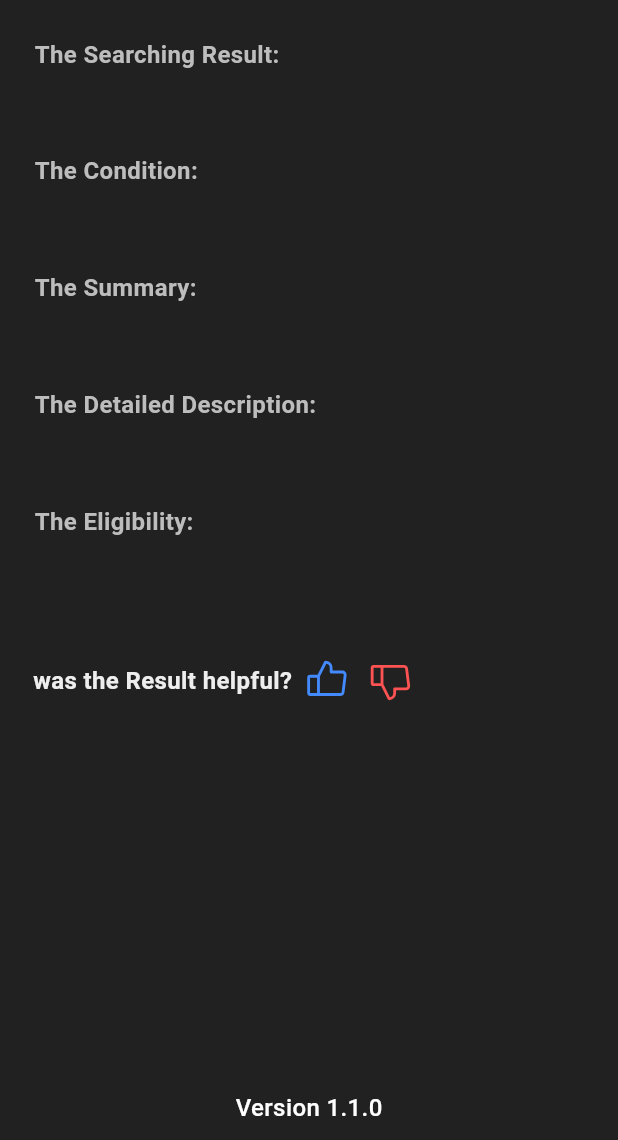
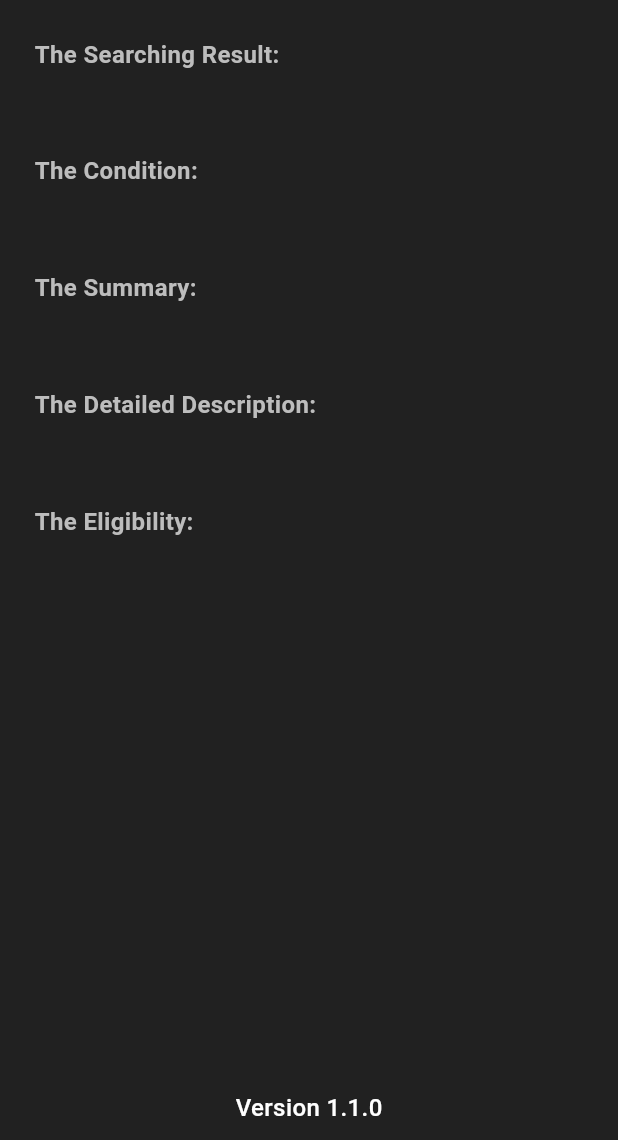
Before and after one commit to MinaFarhat/SmartSearch, a Flutter app: the DetailsOfResultsArgs screen opened directly with empty values, on a phone screen of 412 x 824 dp, the part 96-1236 px from its top. Run offline on Flutter 3.47's test engine with Material 3 defaults, Android fonts, the phone set to English and light mode, and no system bars; our stand-ins replace bloc, dartz, dio, flutter_bloc, freezed_annotation, get_it and 4 more; accounts and stored records are empty.

```diff
--- a/lib/Args/Presentation/detailofresultargs.dart
+++ b/lib/Args/Presentation/detailofresultargs.dart
@@ -2,7 +2,7 @@ import 'package:flutter/material.dart';
 import 'package:phosphor_flutter/phosphor_flutter.dart';
 
 // ignore: must_be_immutable
-class DetailsOfResultsArgs extends StatefulWidget {
+class DetailsOfResultsArgs extends StatelessWidget {
   String title;
   String condition;
   String summary;
@@ -16,15 +16,6 @@ class DetailsOfResultsArgs extends StatefulWidget {
     required this.eligibility,
     super.key,
   });
-
-  @override
-  State<DetailsOfResultsArgs> createState() => _DetailsOfResultsArgsState();
-}
-
-class _DetailsOfResultsArgsState extends State<DetailsOfResultsArgs> {
-  bool like = false;
-
-  bool dislike = false;
 
   @override
   Widget build(BuildContext context) {
@@ -85,103 +76,30 @@ class _DetailsOfResultsArgsState extends State<DetailsOfResultsArgs> {
               detail(
                 context: context,
                 title: 'The Searching Result:',
-                text: widget.title,
+                text: title,
               ),
               detail(
                 context: context,
                 title: 'The Condition:',
-                text: widget.condition,
+                text: condition,
               ),
               detail(
                 context: context,
                 title: 'The Summary:',
-                text: widget.summary,
+                text: summary,
               ),
               detail(
                 context: context,
                 title: 'The Detailed Description:',
-                text: widget.detailedDescription,
+                text: detailedDescription,
               ),
               detail(
                 context: context,
                 title: 'The Eligibility:',
-                text: widget.eligibility,
+                text: eligibility,
               ),
               SizedBox(
                 height: MediaQuery.of(context).size.height * 0.03,
-              ),
-              Padding(
-                padding: const EdgeInsets.only(left: 22),
-                child: Row(
-                  children: [
-                    Text(
-                      "was the Result helpful?",
-                      maxLines: 2,
-                      overflow: TextOverflow.ellipsis,
-                      style: TextStyle(
-                        fontSize: 16,
-                        color: Colors.grey.shade200,
-                        fontWeight: FontWeight.bold,
-                      ),
-                    ),
-                    SizedBox(
-                      width: MediaQuery.of(context).size.width * 0.02,
-                    ),
-                    GestureDetector(
-                      onTap: () {
-                        if (like == false) {
-                          setState(() {
-                            like = true;
-                          });
-                        } else {
-                          setState(() {
-                            like = false;
-                          });
-                        }
-                      },
-                      child: like == false
-                          ? Icon(
-                              PhosphorIcons.thumbsUp(
-                                  PhosphorIconsStyle.regular),
-                              size: 30,
-                              color: Colors.blueAccent,
-                            )
-                          : Icon(
-                              PhosphorIcons.thumbsUp(PhosphorIconsStyle.fill),
-                              size: 30,
-                              color: Colors.blueAccent,
-                            ),
-                    ),
-                    SizedBox(
-                      width: MediaQuery.of(context).size.width * 0.03,
-                    ),
-                    GestureDetector(
-                        onTap: () {
-                          if (dislike == false) {
-                            setState(() {
-                              dislike = true;
-                            });
-                          } else {
-                            setState(() {
-                              dislike = false;
-                            });
-                          }
-                        },
-                        child: dislike == false
-                            ? Icon(
-                                PhosphorIcons.thumbsDown(
-                                    PhosphorIconsStyle.regular),
-                                size: 30,
-                                color: Colors.redAccent,
-                              )
-                            : Icon(
-                                PhosphorIcons.thumbsDown(
-                                    PhosphorIconsStyle.fill),
-                                size: 30,
-                                color: Colors.redAccent,
-                              )),
-                  ],
-                ),
               ),
             ],
           ),
```
Also changed, not shown: lib/Clinical Trials/Presentation/detailofresultclinical.dart (+7 -70 lines).
